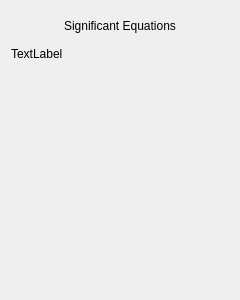
Above: chemicalequations.ui from University-of-Utah-CS3505/a9-edu-app-DDDragonz before the change. Below: the same form after it.
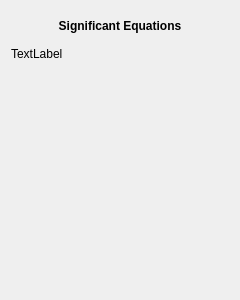
That is the form after the change.

```diff
--- a/chemicalequations.ui
+++ b/chemicalequations.ui
@@ -76,7 +76,7 @@
             </size>
            </property>
            <property name="text">
-            <string>Significant Equations</string>
+            <string>&lt;html&gt;&lt;head/&gt;&lt;body&gt;&lt;p&gt;&lt;span style=&quot; font-weight:700;&quot;&gt;Significant Equations&lt;/span&gt;&lt;/p&gt;&lt;/body&gt;&lt;/html&gt;</string>
            </property>
            <property name="alignment">
             <set>Qt::AlignCenter</set>
```
